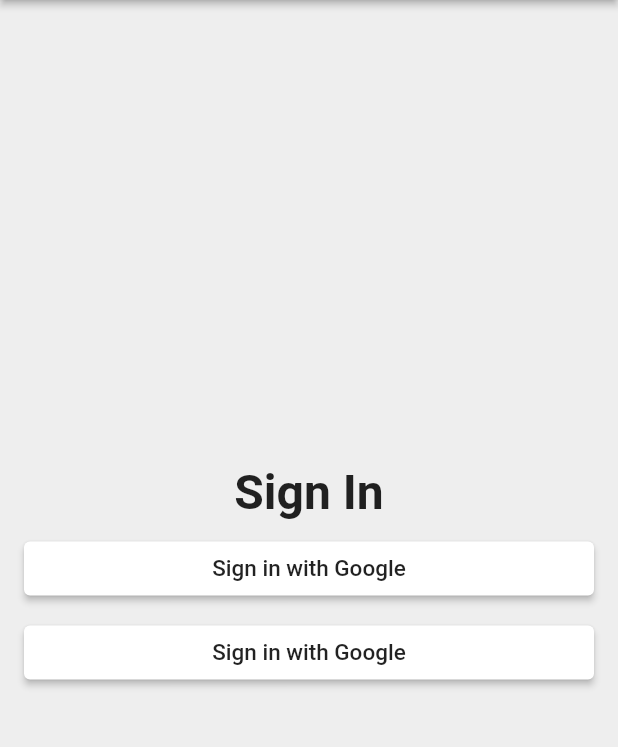
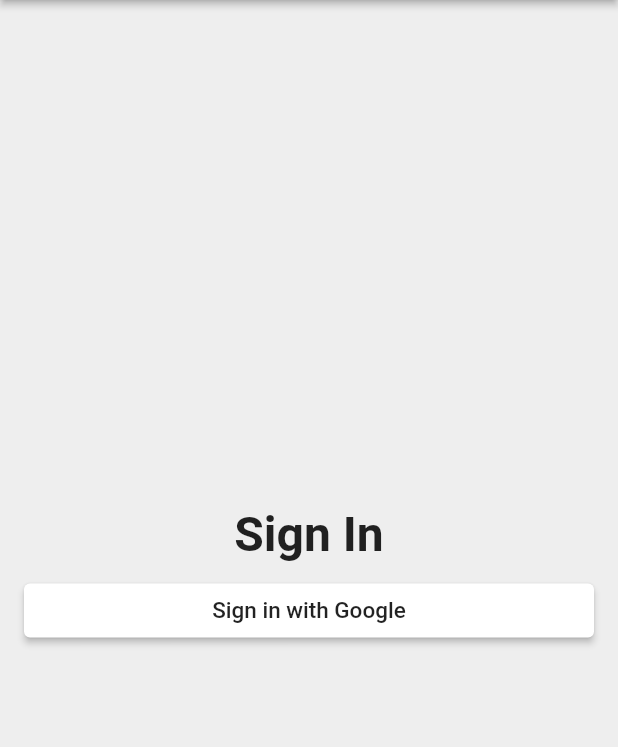
Before and after one commit to yasithWimukthi/time-tracker-app, a Flutter app: the screen it shows after launch, on a phone screen of 412 x 824 dp, the part 84-831 px from its top. Run offline on Flutter 3.47's test engine with Material 2 defaults, Android fonts, the phone set to English and light mode, and no system bars.

Commit message:
Implement SignInButton class

```diff
--- a/lib/app/sign_in/sign_in_page.dart
+++ b/lib/app/sign_in/sign_in_page.dart
@@ -30,7 +30,7 @@ class SignInPage extends StatelessWidget {
             )
           ),
           SizedBox(height: 8.0),
-          RaisedButton(
+          CustomRaisedButton(
             child: Text(
                 "Sign in with Google",
                 style: TextStyle(
@@ -39,15 +39,9 @@ class SignInPage extends StatelessWidget {
                 )
             ),
             color: Colors.white,
-            shape: RoundedRectangleBorder(
-              borderRadius: BorderRadius.all(
-                Radius.circular(4.0),
-              )
-            ),
+            borderRadius: 4.0,
             onPressed: (){},
           ),
-          SizedBox(height: 8.0),
-          CustomRaisedButton(),
         ],
       ),
     );
--- a/lib/common_widgets/custom_raised_button.dart
+++ b/lib/common_widgets/custom_raised_button.dart
@@ -1,23 +1,30 @@
 import 'package:flutter/material.dart';
 
 class CustomRaisedButton extends StatelessWidget {
+
+  CustomRaisedButton({
+    this.child,
+    this.color,
+    this.borderRadius,
+    this.onPressed
+});
+
+  final Widget child;
+  final Color color;
+  final double borderRadius;
+  final VoidCallback onPressed;
+
   @override
   Widget build(BuildContext context) {
     return RaisedButton(
-      child: Text(
-          "Sign in with Google",
-          style: TextStyle(
-            color: Colors.black87,
-            fontSize:15.0,
+      child: child,
+      color: color,
+      shape: RoundedRectangleBorder(
+          borderRadius: BorderRadius.all(
+            Radius.circular(borderRadius),
           )
       ),
-      color: Colors.white,
-      shape: RoundedRectangleBorder(
-          borderRadius: BorderRadius.all(
-            Radius.circular(4.0),
-          )
-      ),
-      onPressed: (){},
+      onPressed: onPressed,
     );
   }
 }
```
Also changed, not shown: lib/app/sign_in/sign_in_button.dart (added, +21 -0 lines).
